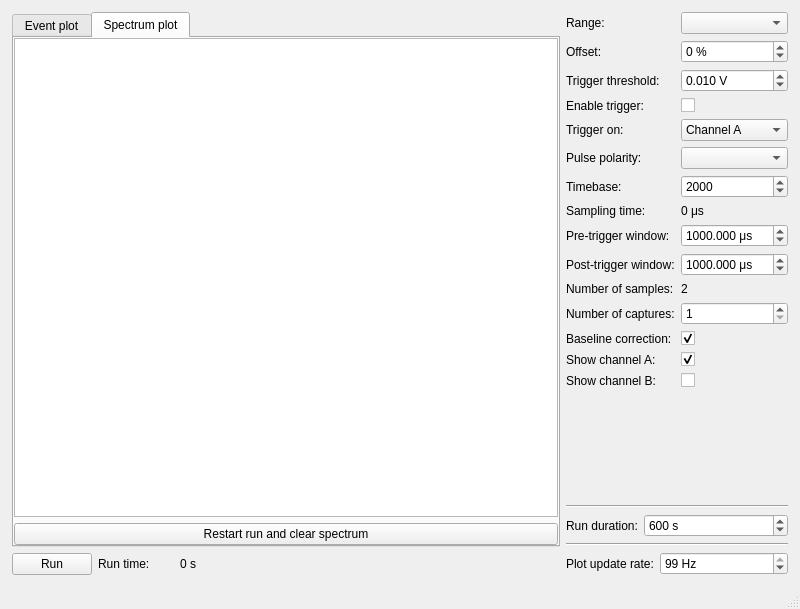
The window that daq/gamma_spectroscopy_gui.ui (davidfokkema/gamma-spectroscopy) describes before a commit, drawn with Qt 5.
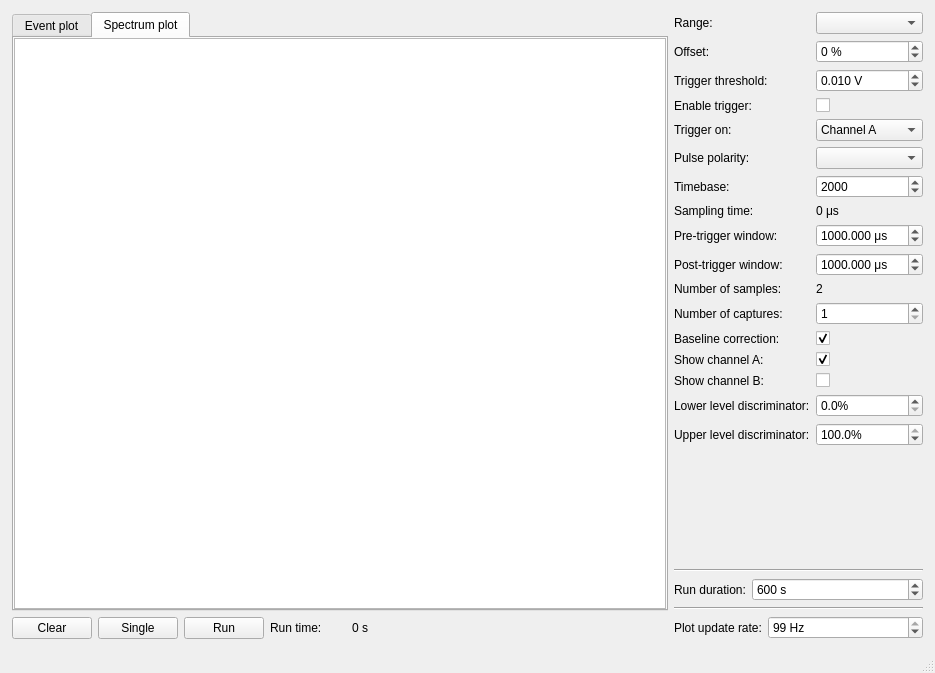
The same window after the commit. The open tabs and pages were chosen to show the change. Custom widgets are drawn as their Qt base class.

Diff of the .ui file:
```diff
--- a/daq/gamma_spectroscopy_gui.ui
+++ b/daq/gamma_spectroscopy_gui.ui
@@ -6,8 +6,8 @@
    <rect>
     <x>0</x>
     <y>0</y>
-    <width>800</width>
-    <height>609</height>
+    <width>935</width>
+    <height>673</height>
    </rect>
   </property>
   <property name="windowTitle">
@@ -76,19 +76,26 @@
           <item>
            <widget class="PlotWidget" name="spectrum_plot"/>
           </item>
-          <item>
-           <widget class="QPushButton" name="clear_spectrum_button">
-            <property name="text">
-             <string>Restart run and clear spectrum</string>
-            </property>
-           </widget>
-          </item>
          </layout>
         </widget>
        </widget>
       </item>
       <item>
        <layout class="QHBoxLayout" name="horizontalLayout">
+        <item>
+         <widget class="QPushButton" name="clear_spectrum_button">
+          <property name="text">
+           <string>Clear</string>
+          </property>
+         </widget>
+        </item>
+        <item>
+         <widget class="QPushButton" name="single_button">
+          <property name="text">
+           <string>Single</string>
+          </property>
+         </widget>
+        </item>
         <item>
          <widget class="QPushButton" name="run_stop_button">
           <property name="text">
@@ -418,6 +425,43 @@
           </property>
          </widget>
         </item>
+        <item row="15" column="0">
+         <widget class="QLabel" name="label_19">
+          <property name="text">
+           <string>Lower level discriminator:</string>
+          </property>
+         </widget>
+        </item>
+        <item row="16" column="0">
+         <widget class="QLabel" name="label_20">
+          <property name="text">
+           <string>Upper level discriminator:</string>
+          </property>
+         </widget>
+        </item>
+        <item row="15" column="1">
+         <widget class="QDoubleSpinBox" name="lld_box">
+          <property name="suffix">
+           <string>%</string>
+          </property>
+          <property name="decimals">
+           <number>1</number>
+          </property>
+         </widget>
+        </item>
+        <item row="16" column="1">
+         <widget class="QDoubleSpinBox" name="uld_box">
+          <property name="suffix">
+           <string>%</string>
+          </property>
+          <property name="decimals">
+           <number>1</number>
+          </property>
+          <property name="value">
+           <double>100.000000000000000</double>
+          </property>
+         </widget>
+        </item>
        </layout>
       </item>
       <item>
```
Left out of the diff: 2 changed lines with no effect on the pictures.
